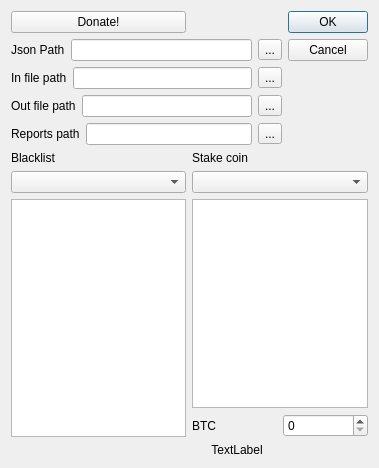
The window that settingsdialog.ui (QTinman/CoinBrowser) describes before a commit, drawn with Qt 5.
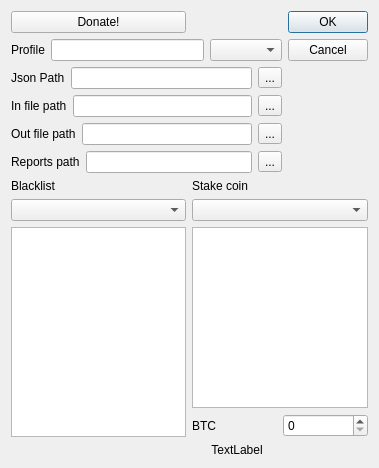
The same window after the commit. Icons and pictures are not drawn.

Patch:
```diff
--- a/settingsdialog.ui
+++ b/settingsdialog.ui
@@ -36,6 +36,23 @@
     </widget>
    </item>
    <item row="1" column="0" colspan="2">
+    <layout class="QHBoxLayout" name="horizontalLayout_6">
+     <item>
+      <widget class="QLabel" name="label_5">
+       <property name="text">
+        <string>Profile</string>
+       </property>
+      </widget>
+     </item>
+     <item>
+      <widget class="QLineEdit" name="profile"/>
+     </item>
+     <item>
+      <widget class="QComboBox" name="profilelist"/>
+     </item>
+    </layout>
+   </item>
+   <item row="2" column="0" colspan="2">
     <layout class="QHBoxLayout" name="horizontalLayout">
      <item>
       <widget class="QLabel" name="jsonpath">
@@ -56,7 +73,7 @@
      </item>
     </layout>
    </item>
-   <item row="2" column="0" colspan="2">
+   <item row="3" column="0" colspan="2">
     <layout class="QHBoxLayout" name="horizontalLayout_4">
      <item>
       <widget class="QLabel" name="label_2">
@@ -77,7 +94,7 @@
      </item>
     </layout>
    </item>
-   <item row="3" column="0" colspan="2">
+   <item row="4" column="0" colspan="2">
     <layout class="QHBoxLayout" name="horizontalLayout_2">
      <item>
       <widget class="QLabel" name="label">
@@ -98,7 +115,7 @@
      </item>
     </layout>
    </item>
-   <item row="4" column="0" colspan="2">
+   <item row="5" column="0" colspan="2">
     <layout class="QHBoxLayout" name="horizontalLayout_3">
      <item>
       <widget class="QLabel" name="label_3">
@@ -119,7 +136,7 @@
      </item>
     </layout>
    </item>
-   <item row="5" column="0">
+   <item row="6" column="0">
     <layout class="QVBoxLayout" name="verticalLayout_2">
      <item>
       <widget class="QLabel" name="label_4">
@@ -136,7 +153,7 @@
      </item>
     </layout>
    </item>
-   <item row="5" column="1" colspan="2">
+   <item row="6" column="1" colspan="2">
     <layout class="QVBoxLayout" name="verticalLayout">
      <item>
       <widget class="QLabel" name="label_6">
@@ -163,7 +180,7 @@
        <item>
         <widget class="QSpinBox" name="stake_coin_price">
          <property name="maximum">
-          <number>1000000</number>
+          <number>10000000</number>
          </property>
         </widget>
        </item>
@@ -171,7 +188,7 @@
      </item>
     </layout>
    </item>
-   <item row="6" column="1">
+   <item row="7" column="1">
     <widget class="QLabel" name="message">
      <property name="text">
       <string>TextLabel</string>
```
